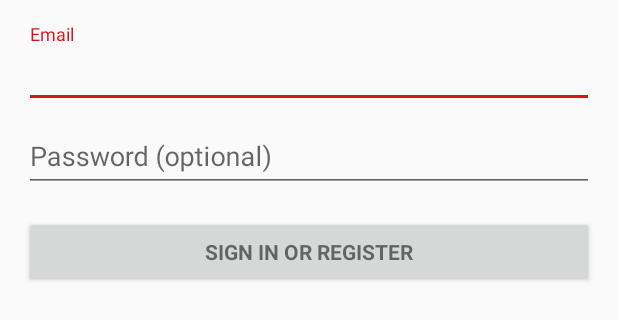
After one commit to DaanGrootenboer/Smart_Agenda_Android_App, an Android app: the layout activity_login.xml on its own in the app's theme, with its tools: preview values and no code run, on a phone screen of 412 x 824 dp. The commit adds this screen. Shown: the top 320 px of the screen. Run offline under Robolectric (Android 15) with nearby library versions, the light colour scheme and no system bars.

Commit message:
Implementing login activity

```diff
--- a/app/src/main/java/nl/secondchance/smartagenda/Models/Room.java
+++ b/app/src/main/java/nl/secondchance/smartagenda/Models/Room.java
@@ -88,7 +88,7 @@
         mIsAvailable = isAvailable;
     }
 
-    public boolean isHasScreen() {
+    public boolean hasScreen() {
         return mHasScreen;
     }
 
--- a/app/src/main/java/nl/secondchance/smartagenda/ReservationOverviewActivity.java
+++ b/app/src/main/java/nl/secondchance/smartagenda/ReservationOverviewActivity.java
@@ -7,10 +7,7 @@
 import android.support.v7.app.AppCompatActivity;
 import android.support.v7.widget.Toolbar;
 import android.view.View;
-import android.widget.Button;
-import android.widget.TextView;
 
-import butterknife.Bind;
 import butterknife.ButterKnife;
 import butterknife.OnClick;
 import nl.secondchance.smartagenda.Adapters.RoomListAdapter;
@@ -35,7 +32,7 @@
             if(extras == null) {
                 roomName = null;
             } else {
-                roomName = extras.getString(RoomListAdapter.TAGROOMNAME);
+                roomName = extras.getString(RoomListAdapter.TAG_ROOM_NAME);
                 if (getSupportActionBar() != null) {
                     getSupportActionBar().setTitle(roomName);
                 }
--- /dev/null
+++ b/app/src/main/res/layout/activity_login.xml
@@ -0,0 +1,77 @@
+<LinearLayout xmlns:android="http://schemas.android.com/apk/res/android"
+              xmlns:tools="http://schemas.android.com/tools"
+              android:layout_width="match_parent"
+              android:layout_height="match_parent"
+              android:gravity="center_horizontal"
+              android:orientation="vertical"
+              android:paddingBottom="@dimen/activity_vertical_margin"
+              android:paddingLeft="@dimen/activity_horizontal_margin"
+              android:paddingRight="@dimen/activity_horizontal_margin"
+              android:paddingTop="@dimen/activity_vertical_margin"
+              tools:context="nl.secondchance.smartagenda.LoginActivity">
+
+    <!-- Login progress -->
+    <ProgressBar
+        android:id="@+id/login_progress"
+        style="?android:attr/progressBarStyleLarge"
+        android:layout_width="wrap_content"
+        android:layout_height="wrap_content"
+        android:layout_marginBottom="8dp"
+        android:visibility="gone"/>
+
+    <ScrollView
+        android:id="@+id/login_form"
+        android:layout_width="match_parent"
+        android:layout_height="match_parent">
+
+        <LinearLayout
+            android:id="@+id/email_login_form"
+            android:layout_width="match_parent"
+            android:layout_height="wrap_content"
+            android:orientation="vertical">
+
+            <android.support.design.widget.TextInputLayout
+                android:layout_width="match_parent"
+                android:layout_height="wrap_content">
+
+                <AutoCompleteTextView
+                    android:id="@+id/email"
+                    android:layout_width="match_parent"
+                    android:layout_height="wrap_content"
+                    android:hint="@string/prompt_email"
+                    android:inputType="textEmailAddress"
+                    android:maxLines="1"
+                    android:singleLine="true"/>
+
+            </android.support.design.widget.TextInputLayout>
+
+            <android.support.design.widget.TextInputLayout
+                android:layout_width="match_parent"
+                android:layout_height="wrap_content">
+
+                <EditText
+                    android:id="@+id/password"
+                    android:layout_width="match_parent"
+                    android:layout_height="wrap_content"
+                    android:hint="@string/prompt_password"
+                    android:imeActionId="@+id/login"
+                    android:imeActionLabel="@string/action_sign_in_short"
+                    android:imeOptions="actionUnspecified"
+                    android:inputType="textPassword"
+                    android:maxLines="1"
+                    android:singleLine="true"/>
+
+            </android.support.design.widget.TextInputLayout>
+
+            <Button
+                android:id="@+id/email_sign_in_button"
+                style="?android:textAppearanceSmall"
+                android:layout_width="match_parent"
+                android:layout_height="wrap_content"
+                android:layout_marginTop="16dp"
+                android:text="@string/action_sign_in"
+                android:textStyle="bold"/>
+
+        </LinearLayout>
+    </ScrollView>
+</LinearLayout>
```
Also changed, not shown: app/src/main/AndroidManifest.xml (+12 -3 lines), app/src/main/java/nl/secondchance/smartagenda/Adapters/RoomListAdapter.java (+65 -5 lines), app/src/main/java/nl/secondchance/smartagenda/LoginActivity.java (added, +351 -0 lines), app/src/main/res/layout/dialog_room_overview.xml (added, +122 -0 lines), app/src/main/res/values/strings.xml (+21 -0 lines).
